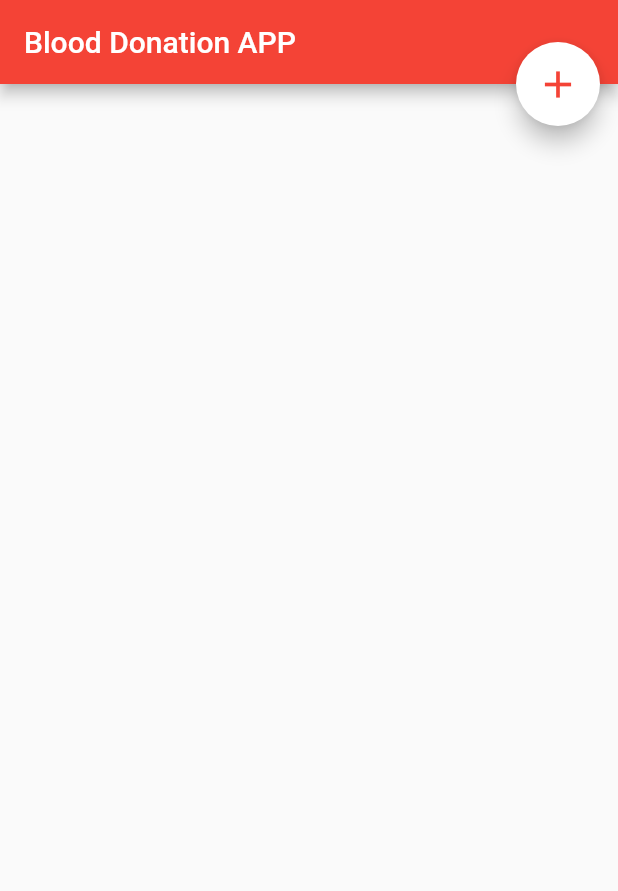
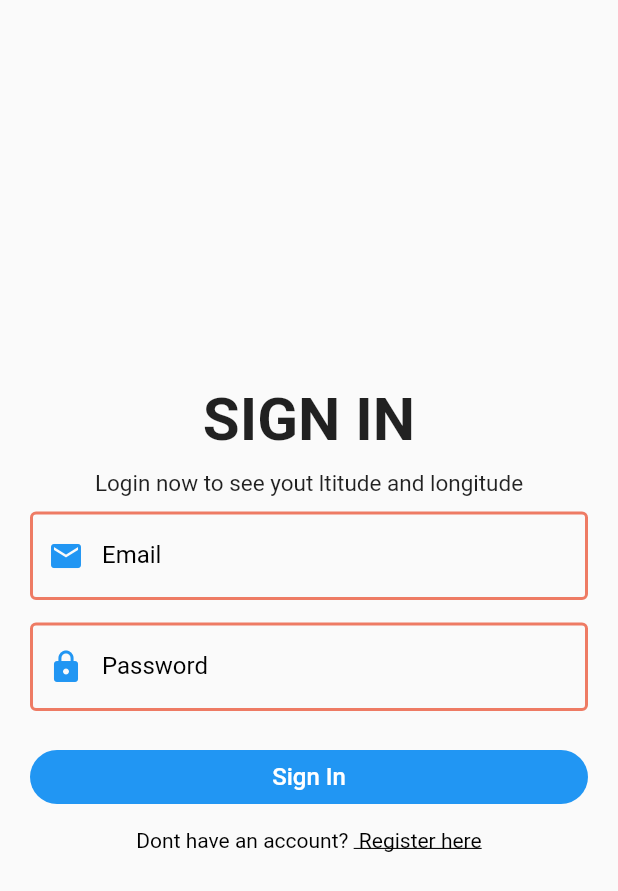
Before and after one commit to PRANAVENNAZHIYIL/blooddonationapp, a Flutter app: the screen it shows after launch, on a phone screen of 412 x 824 dp. Shown: the top 891 px of the screen. Run offline on Flutter 3.47's test engine with Material 2 defaults, Android fonts, the phone set to English and light mode, and no system bars; our stand-ins replace cloud_firestore, firebase_auth, firebase_core, shared_preferences; accounts and stored records are empty.

Commit message:
final commit

```diff
--- /dev/null
+++ b/lib/constants.dart
@@ -0,0 +1,36 @@
+import 'package:flutter/material.dart';
+
+const textInputDeoration = InputDecoration(
+    labelStyle: TextStyle(color: Colors.black, fontWeight: FontWeight.w400),
+    focusedBorder: OutlineInputBorder(
+        borderSide: BorderSide(width: 2, color: Color(0xFFee7b64))),
+    enabledBorder: OutlineInputBorder(
+        borderSide: BorderSide(width: 2, color: Color(0xFFee7b64))),
+    errorBorder: OutlineInputBorder(
+        borderSide: BorderSide(width: 2, color: Color(0xFFee7b64))));
+void nextScreen(context, page) {
+  Navigator.push(context, MaterialPageRoute(builder: (context) => page));
+}
+
+void nextScreenReplaced(context, page) {
+  Navigator.pushReplacement(
+      context, MaterialPageRoute(builder: (context) => page));
+}
+
+void showSnackbar(context, color, message) {
+  ScaffoldMessenger.of(context).showSnackBar(
+    SnackBar(
+      content: Text(
+        message,
+        style: const TextStyle(fontSize: 14),
+      ),
+      backgroundColor: color,
+      duration: const Duration(seconds: 2),
+      action: SnackBarAction(
+        label: "OK",
+        onPressed: () {},
+        textColor: Colors.white,
+      ),
+    ),
+  );
+}
--- /dev/null
+++ b/lib/helperfunctions/helperfunction.dart
@@ -0,0 +1,30 @@
+import 'package:shared_preferences/shared_preferences.dart';
+
+class HelperFunction {
+//keys
+  static String userLoggedInKey = "LOGGEDINKEY";
+  static String userNAMEKey = "USERNAMEKEY";
+  static String userEMAILKey = "USEREMAILKEY";
+
+  //saving data to sf
+  static Future<bool> saveUserLoggedInStatus(bool isUserLoggedIn) async {
+    SharedPreferences sf = await SharedPreferences.getInstance();
+    return await sf.setBool(userLoggedInKey, isUserLoggedIn);
+  }
+
+  static Future<bool> saveUserNameSF(String userName) async {
+    SharedPreferences sf = await SharedPreferences.getInstance();
+    return await sf.setString(userNAMEKey, userName);
+  }
+
+  static Future<bool> saveUserEmailSF(String userEmail) async {
+    SharedPreferences sf = await SharedPreferences.getInstance();
+    return await sf.setString(userEMAILKey, userEmail);
+  }
+
+  //getting data from sf
+  static Future<bool?> getUserLoggedInStatus() async {
+    SharedPreferences sf = await SharedPreferences.getInstance();
+    return sf.getBool(userLoggedInKey);
+  }
+}
--- a/lib/main.dart
+++ b/lib/main.dart
@@ -1,8 +1,11 @@
 import 'package:ecommerce_app/screen/homescreen.dart';
+import 'package:ecommerce_app/screen/signin_screen.dart';
 import 'package:ecommerce_app/widgets/add.dart';
 import 'package:ecommerce_app/widgets/update.dart';
 import 'package:firebase_core/firebase_core.dart';
 import 'package:flutter/material.dart';
+
+import 'helperfunctions/helperfunction.dart';
 
 void main() async {
   WidgetsFlutterBinding.ensureInitialized();
@@ -10,10 +13,32 @@ void main() async {
   runApp(const MyApp());
 }
 
-class MyApp extends StatelessWidget {
+class MyApp extends StatefulWidget {
   const MyApp({super.key});
 
-  // This widget is the root of your application.
+  @override
+  State<MyApp> createState() => _MyAppState();
+}
+
+class _MyAppState extends State<MyApp> {
+  bool _isSignedIn = false;
+
+  @override
+  void initState() {
+    super.initState();
+    getUserLoggedInStatus();
+  }
+
+  getUserLoggedInStatus() async {
+    await HelperFunction.getUserLoggedInStatus().then((value) {
+      if (value != null) {
+        setState(() {
+          _isSignedIn = value;
+        });
+      }
+    });
+  }
+
   @override
   Widget build(BuildContext context) {
     return MaterialApp(
@@ -27,6 +52,6 @@ class MyApp extends StatelessWidget {
         theme: ThemeData(
           primarySwatch: Colors.blue,
         ),
-        home: const HomeScreen());
+        home: _isSignedIn ? const HomeScreen() : const LoginPage());
   }
 }
--- /dev/null
+++ b/lib/screen/signin_screen.dart
@@ -0,0 +1,183 @@
+import 'package:cloud_firestore/cloud_firestore.dart';
+import 'package:ecommerce_app/screen/signup_screen.dart';
+import 'package:firebase_auth/firebase_auth.dart';
+import 'package:flutter/gestures.dart';
+import 'package:flutter/material.dart';
+
+import '../constants.dart';
+import '../helperfunctions/helperfunction.dart';
+import '../services/auth_service.dart';
+import '../services/database_serice.dart';
+import 'homescreen.dart';
+
+class LoginPage extends StatefulWidget {
+  const LoginPage({super.key});
+
+  @override
+  State<LoginPage> createState() => _LoginPageState();
+}
+
+class _LoginPageState extends State<LoginPage> {
+  final formkey = GlobalKey<FormState>();
+  String email = "";
+  String password = "";
+  bool _isLoading = false;
+  AuthService authService = AuthService();
+  @override
+  Widget build(BuildContext context) {
+    return Scaffold(
+        body: _isLoading
+            ? Center(
+                child: CircularProgressIndicator(
+                    color: Theme.of(context).primaryColor),
+              )
+            : Center(
+                child: SingleChildScrollView(
+                  child: Padding(
+                    padding: const EdgeInsets.symmetric(
+                        horizontal: 20, vertical: 80),
+                    child: Form(
+                        key: formkey,
+                        child: Column(
+                          mainAxisAlignment: MainAxisAlignment.center,
+                          crossAxisAlignment: CrossAxisAlignment.center,
+                          children: [
+                            const Text(
+                              "SIGN IN",
+                              style: TextStyle(
+                                  fontSize: 40, fontWeight: FontWeight.bold),
+                            ),
+                            const SizedBox(
+                              height: 10,
+                            ),
+                            const Text(
+                              "Login now to see yout ltitude and longitude",
+                              style: TextStyle(
+                                  fontSize: 15, fontWeight: FontWeight.w400),
+                            ),
+                            const SizedBox(
+                              height: 10,
+                            ),
+                            TextFormField(
+                                decoration: textInputDeoration.copyWith(
+                                    labelText: "Email",
+                                    prefixIcon: Icon(
+                                      Icons.email,
+                                      color: Theme.of(context).primaryColor,
+                                    )),
+                                onChanged: (value) {
+                                  setState(() {
+                                    email = value;
+                                    //print(email);
+                                  });
+                                },
+                                validator: (val) =>
+                                    RegExp(r"^[a-zA-Z0-9.a-zA-Z0-9.!#$%&'*+-/=?^_`{|}~]+@[a-zA-Z0-9]+\.[a-zA-Z]+")
+                                            .hasMatch(val!)
+                                        ? null
+                                        : "Please enter a valid email"),
+                            const SizedBox(
+                              height: 15,
+                            ),
+                            TextFormField(
+                              obscureText: true,
+                              decoration: textInputDeoration.copyWith(
+                                  labelText: "Password",
+                                  prefixIcon: Icon(
+                                    Icons.lock,
+                                    color: Theme.of(context).primaryColor,
+                                  )),
+                              onChanged: (value) {
+                                setState(() {
+                                  password = value;
+                                  //print(password);
+                                });
+                              },
+                              validator: (val) {
+                                if (val!.length < 6) {
+                                  return "password must be atlest 6 character";
+                                } else {
+                                  return null;
+                                }
+                              },
+                            ),
+                            const SizedBox(
+                              height: 20,
+                            ),
+                            SizedBox(
+                              width: double.infinity,
+                              child: ElevatedButton(
+                                  style: ElevatedButton.styleFrom(
+                                      shape: RoundedRectangleBorder(
+                                          borderRadius:
+                                              BorderRadius.circular(30)),
+                                      elevation: 0,
+                                      backgroundColor:
+                                          Theme.of(context).primaryColor),
+                                  onPressed: () {
+                                    login();
+                                  },
+                                  child: const Text(
+                                    "Sign In",
+                                    style: TextStyle(
+                                        color: Colors.white, fontSize: 16),
+                                  )),
+                            ),
+                            const SizedBox(
+                              height: 10,
+                            ),
+                            Text.rich(
+                              TextSpan(
+                                  text: "Dont have an account? ",
+                                  style: const TextStyle(
+                                      color: Colors.black, fontSize: 14),
+                                  children: <TextSpan>[
+                                    TextSpan(
+                                        text: " Register here",
+                                        style: const TextStyle(
+                                            color: Colors.black,
+                                            fontSize: 14,
+                                            decoration:
+                                                TextDecoration.underline),
+                                        recognizer: TapGestureRecognizer()
+                                          ..onTap = () {
+                                            nextScreen(
+                                                context, const RegisterPage());
+                                          })
+                                  ]),
+                            )
+                          ],
+                        )),
+                  ),
+                ),
+              ));
+  }
+
+  login() async {
+    if (formkey.currentState!.validate()) {
+      setState(() {
+        _isLoading = true;
+      });
+      await authService
+          .loginWithUserNameandPassword(email, password)
+          .then((value) async {
+        if (value == true) {
+          QuerySnapshot snapshot =
+              await DatabaseService(uid: FirebaseAuth.instance.currentUser!.uid)
+                  .gettingUserData(email);
+          // saving the values to our shared preferences
+          await HelperFunction.saveUserLoggedInStatus(true);
+          await HelperFunction.saveUserEmailSF(email);
+          await HelperFunction.saveUserNameSF(snapshot.docs[0]['fullName']);
+          // ignore: use_build_context_synchronously
+          nextScreenReplaced(context, const HomeScreen());
+        } else {
+          showSnackbar(context, Colors.red, value);
+          setState(() {
+            _isLoading = false;
+          });
+        }
+      });
+    }
+  }
+}
--- /dev/null
+++ b/lib/services/database_serice.dart
@@ -0,0 +1,23 @@
+import 'package:cloud_firestore/cloud_firestore.dart';
+
+class DatabaseService {
+  final String? uid;
+  DatabaseService({this.uid});
+  //refrence for our collection
+  final CollectionReference donor =
+      FirebaseFirestore.instance.collection("donor");
+
+  // saving the userdata
+  Future savingUserData(String fullName, String email) async {
+    return await donor.doc(uid).set({
+      "fullName": fullName,
+      "email": email,
+    });
+  }
+
+  // getting user data
+  Future gettingUserData(String email) async {
+    QuerySnapshot snapshot = await donor.where("email", isEqualTo: email).get();
+    return snapshot;
+  }
+}
--- a/pubspec.yaml
+++ b/pubspec.yaml
@@ -28,16 +28,15 @@ environment:
 # the latest version available on pub.dev. To see which dependencies have newer
 # versions available, run `flutter pub outdated`.
 dependencies:
-
   cloud_firestore: ^4.5.1
   cupertino_icons: ^1.0.2
+  firebase_auth: ^4.4.2
   firebase_core: ^2.9.0
   firebase_storage: ^11.1.0
   flutter:
     sdk: flutter
   flutter_material_pickers: ^3.3.0
-  image_picker: ^0.8.7+3
-
+  shared_preferences: ^2.1.0
 
 dev_dependencies:
   flutter_lints: ^2.0.0
```
Also changed, not shown: lib/screen/homescreen.dart (+12 -0 lines), lib/screen/signup_screen.dart (added, +202 -0 lines), lib/services/auth_service.dart (added, +53 -0 lines), pubspec.lock, 2 other files.
